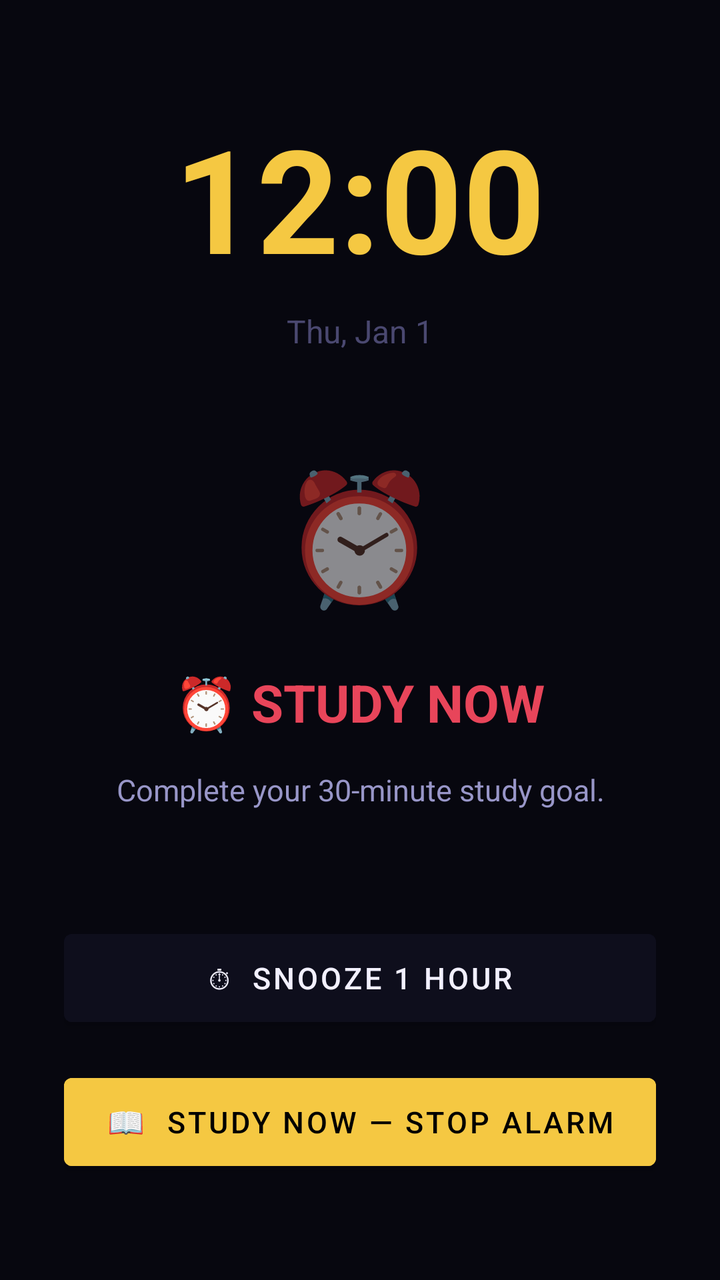
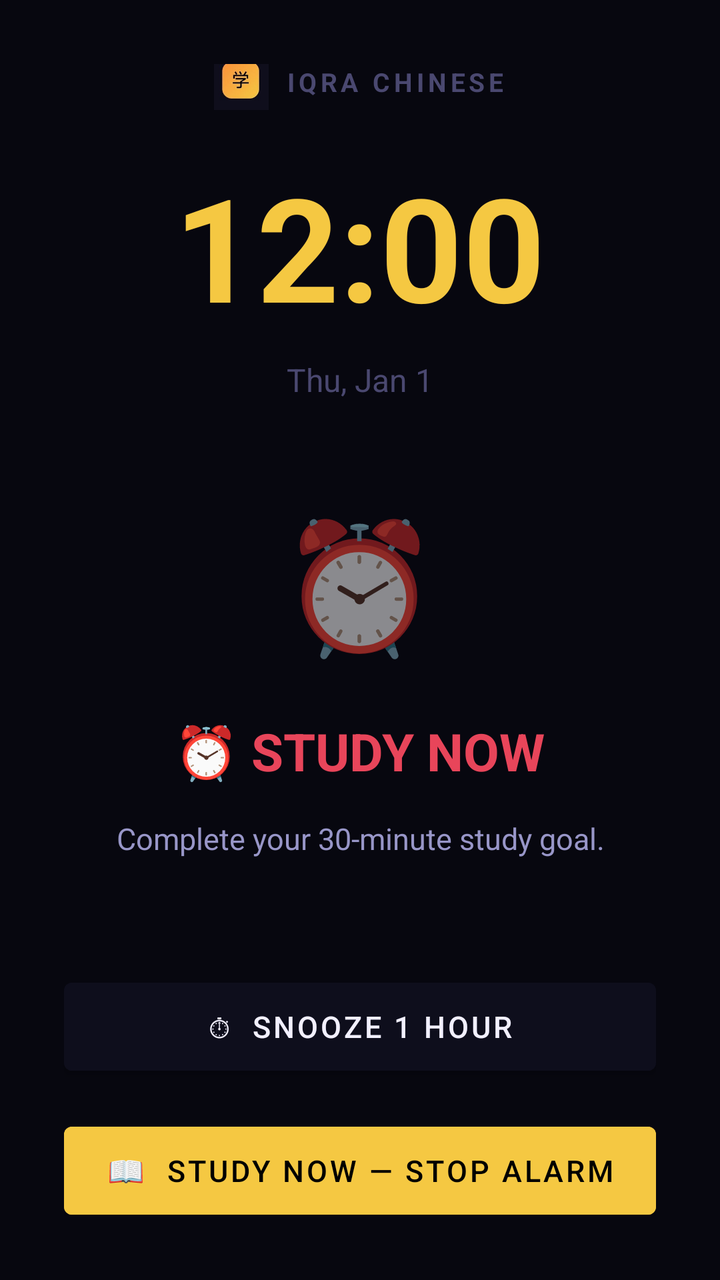

Before-and-after screenshots of an Android layout around one commit, followed by the original layout XML and the change that was made.
<!-- AndroidManifest.xml: activity theme AlarmTheme -->
<!-- res/layout/activity_alarm.xml -->
<?xml version="1.0" encoding="utf-8"?>
<LinearLayout xmlns:android="http://schemas.android.com/apk/res/android"
    android:layout_width="match_parent" android:layout_height="match_parent"
    android:orientation="vertical" android:gravity="center"
    android:background="@color/bg" android:padding="32dp">

    
    <TextClock
        android:layout_width="wrap_content" android:layout_height="wrap_content"
        android:format12Hour="hh:mm"
        android:format24Hour="HH:mm"
        android:textSize="72sp" android:textColor="@color/gold"
        android:textStyle="bold"
        android:layout_marginBottom="8dp"/>

    <TextClock
        android:layout_width="wrap_content" android:layout_height="wrap_content"
        android:format12Hour="EEE, MMM d"
        android:format24Hour="EEE, MMM d"
        android:textSize="16sp" android:textColor="@color/text_muted"
        android:layout_marginBottom="48dp"/>

    
    <TextView
        android:layout_width="wrap_content" android:layout_height="wrap_content"
        android:text="⏰" android:textSize="64sp"
        android:layout_marginBottom="24dp"/>

    
    <TextView android:id="@+id/tvAlarmTitle"
        android:layout_width="wrap_content" android:layout_height="wrap_content"
        android:text="⏰ STUDY NOW" android:textSize="26sp"
        android:textColor="@color/ruby" android:textStyle="bold"
        android:gravity="center" android:layout_marginBottom="16dp"/>

    
    <TextView android:id="@+id/tvAlarmMsg"
        android:layout_width="match_parent" android:layout_height="wrap_content"
        android:text="Complete your 30-minute study goal."
        android:textSize="15sp" android:textColor="@color/text_secondary"
        android:gravity="center" android:lineSpacingMultiplier="1.5"
        android:layout_marginBottom="56dp"/>

    
    <Button android:id="@+id/btnAlarmSnooze"
        android:layout_width="match_parent" android:layout_height="56dp"
        android:text="⏱  Snooze 1 hour"
        android:textSize="15sp" android:textColor="@color/text_primary"
        android:backgroundTint="@color/bg2"
        android:layout_marginBottom="16dp"/>

    
    <Button android:id="@+id/btnAlarmStop"
        android:layout_width="match_parent" android:layout_height="56dp"
        android:text="📖  Study Now — Stop Alarm"
        android:textSize="15sp" android:textColor="@color/black"
        android:backgroundTint="@color/gold"/>

</LinearLayout>
<!-- resources referenced by this layout -->
<resources>
  <color name="bg">#07070F</color>
  <color name="bg2">#0E0E1C</color>
  <color name="black">#000000</color>
  <color name="gold">#F5C842</color>
  <color name="ruby">#E8455A</color>
  <color name="text_muted">#4A4870</color>
  <color name="text_primary">#F2F0FF</color>
  <color name="text_secondary">#9896C8</color>
  <style name="AlarmTheme" parent="Theme.MaterialComponents.DayNight.NoActionBar">
          <item name="android:windowBackground">@color/bg</item>
          <item name="android:statusBarColor">@color/bg</item>
      </style>
</resources>

<!-- the commit's change to res/layout/activity_alarm.xml (unified diff, before → after) -->
@@ -3,6 +3,22 @@
     android:layout_width="match_parent" android:layout_height="match_parent"
     android:orientation="vertical" android:gravity="center"
     android:background="@color/bg" android:padding="32dp">
+
+    
+    <LinearLayout
+        android:layout_width="wrap_content" android:layout_height="wrap_content"
+        android:orientation="horizontal" android:gravity="center_vertical"
+        android:layout_marginBottom="20dp">
+        <ImageView
+            android:layout_width="28dp" android:layout_height="28dp"
+            android:src="@mipmap/ic_launcher"
+            android:layout_marginEnd="8dp"/>
+        <TextView
+            android:layout_width="wrap_content" android:layout_height="wrap_content"
+            android:text="IQRA CHINESE" android:textSize="13sp"
+            android:textColor="@color/text_muted" android:letterSpacing="0.15"
+            android:textStyle="bold"/>
+    </LinearLayout>
 
     
     <TextClock
<!-- resource entries referenced after the edit -->
@@ -8,6 +8,7 @@
   <color name="text_muted">#4A4870</color>
   <color name="text_primary">#F2F0FF</color>
   <color name="text_secondary">#9896C8</color>
+  <!-- mipmap ic_launcher: png bitmap (mipmap-hdpi, 5183 bytes) -->
   <style name="AlarmTheme" parent="Theme.MaterialComponents.DayNight.NoActionBar">
           <item name="android:windowBackground">@color/bg</item>
           <item name="android:statusBarColor">@color/bg</item>
